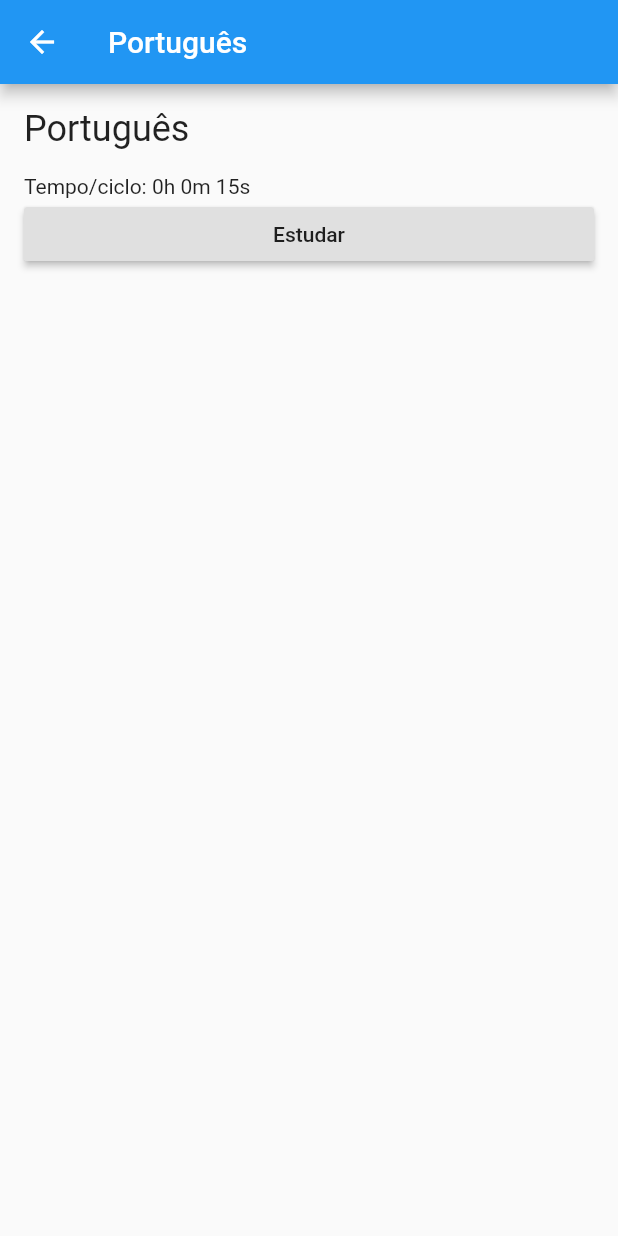
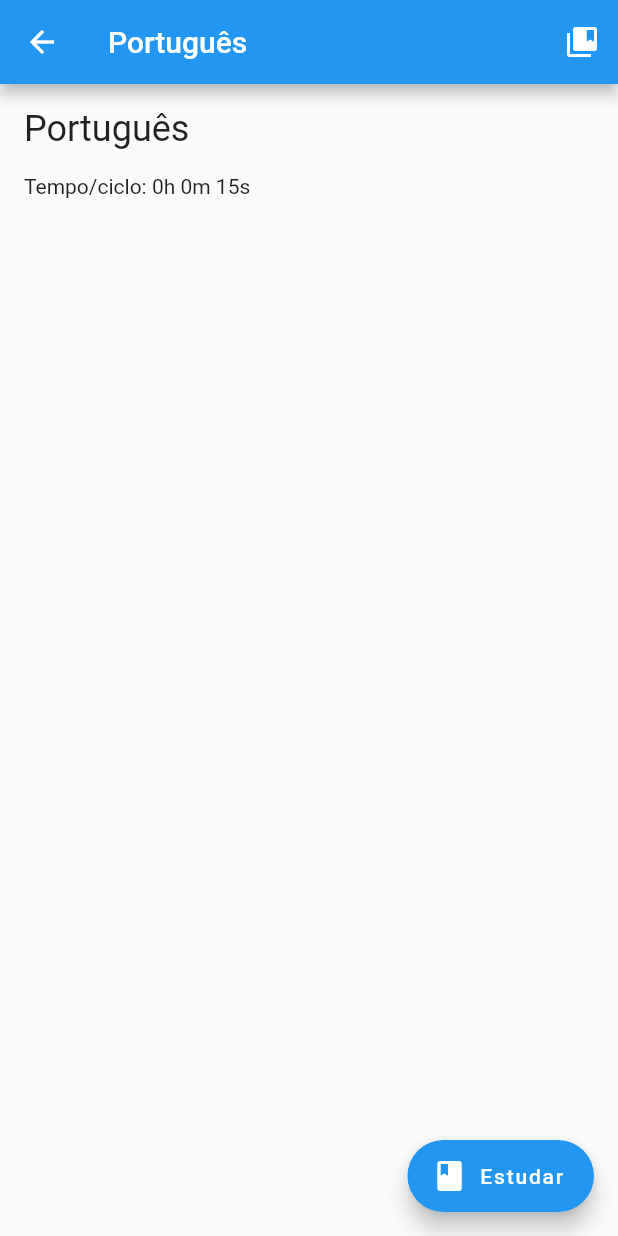
Before and after one commit to leandrofabianjr/estuda_que_da, a Flutter app: the screen it shows after launch, after a tap on an icon or button, on a phone screen of 412 x 824 dp. Run offline on Flutter 3.47's test engine with Material 2 defaults, Android fonts, the phone set to English and light mode, and no system bars.

Commit message:
- Criado mocks de Estudo - Alterado botão de estudar no detalhe da disciplina - Adicionado requireds nos construtores dos widgets - Criado tela de listagem de estudos da disciplina - Removido banner de debug

```diff
--- a/lib/disciplina_detalhe.dart
+++ b/lib/disciplina_detalhe.dart
@@ -1,3 +1,4 @@
+import 'package:estuda_que_da/estudo_listar.dart';
 import 'package:estuda_que_da/model/disciplina.dart';
 import 'package:flutter/cupertino.dart';
 import 'package:flutter/material.dart';
@@ -14,6 +15,28 @@ class DisciplinaDetalhe extends StatelessWidget {
     return Scaffold(
         appBar: AppBar(
           title: Text('${disciplina.nome}'),
+          actions: <Widget>[
+            IconButton(
+              icon: Icon(Icons.collections_bookmark),
+              color: Colors.white,
+              onPressed: () {
+                Navigator.push(
+                    context,
+                    MaterialPageRoute(builder: (context) => EstudoListar(disciplina: disciplina))
+                );
+              },
+            )
+          ],
+        ),
+        floatingActionButton: FloatingActionButton.extended(
+          icon: Icon(Icons.book),
+          label: Text('Estudar'),
+          onPressed: () {
+            Navigator.push(
+                context,
+                MaterialPageRoute(builder: (context) => EstudoIniciar(disciplina: disciplina))
+            );
+          },
         ),
         body: Container(
           child: Padding(
@@ -29,15 +52,6 @@ class DisciplinaDetalhe extends StatelessWidget {
                 ),
               ),
               Text('Tempo/ciclo: ${disciplina.tempoCicloFormatado}'),
-              RaisedButton(
-                child: Text('Estudar'),
-                onPressed: () {
-                  Navigator.push(
-                    context,
-                    MaterialPageRoute(builder: (context) => EstudoIniciar(disciplina: disciplina))
-                  );
-                },
-              )
             ],
           ),
         )));
--- a/lib/estudo_cronometro.dart
+++ b/lib/estudo_cronometro.dart
@@ -9,7 +9,7 @@ import 'package:flutter/material.dart';
 class EstudoCronometro extends StatefulWidget {
   final Estudo estudo;
 
-  EstudoCronometro({Key key, this.estudo}) : super(key: key);
+  EstudoCronometro({Key key, @required this.estudo}) : super(key: key);
 
   @override
   _EstudoCronometroState createState() => _EstudoCronometroState();
--- a/lib/estudo_finalizar.dart
+++ b/lib/estudo_finalizar.dart
@@ -1,11 +1,10 @@
 import 'package:estuda_que_da/model/estudo.dart';
-import 'package:estuda_que_da/utils.dart';
 import 'package:flutter/material.dart';
 
 class EstudoFinalizar extends StatefulWidget {
   Estudo estudo;
 
-  EstudoFinalizar({Key key, this.estudo}) : super(key: key);
+  EstudoFinalizar({Key key, @required this.estudo}) : super(key: key);
 
   @override
   _EstudoFinalizarState createState() => _EstudoFinalizarState();
--- a/lib/main.dart
+++ b/lib/main.dart
@@ -5,5 +5,6 @@ void main() {
   runApp(MaterialApp(
     title: 'Navigation Basics',
     home: DisciplinaListar(),
+    debugShowCheckedModeBanner: false,
   ));
 }
--- a/lib/model/disciplina.dart
+++ b/lib/model/disciplina.dart
@@ -1,4 +1,6 @@
 import 'package:estuda_que_da/utils.dart';
+
+import 'estudo.dart';
 
 class Disciplina {
   int id;
@@ -14,17 +16,19 @@ class Disciplina {
     print('$id - $nome');
   }
 
-  static List<Disciplina> get stubs {
-    List<Disciplina> stubs = [];
-    stubs.add(new Disciplina(1, 'Português', Duration(hours: 0, minutes: 0, seconds: 15)));
-    stubs.add(new Disciplina(2, 'Direito Administrativo', Duration(hours: 1, minutes: 30)));
-    stubs.add(new Disciplina(3, 'Direito Constitucional', Duration(hours: 1, minutes: 30)));
-    stubs.add(new Disciplina(4, 'Direito Tributário', Duration(hours: 1, minutes: 30)));
-    stubs.add(new Disciplina(5, 'Contabilidade', Duration(hours: 1, minutes: 30)));
-    return stubs;
+  static List<Disciplina> get mocks {
+    List<Disciplina> mocks = [];
+    mocks.add(Disciplina(1, 'Português', Duration(hours: 0, minutes: 0, seconds: 15)));
+    mocks.add(Disciplina(2, 'Direito Administrativo', Duration(hours: 1, minutes: 30)));
+    mocks.add(Disciplina(3, 'Direito Constitucional', Duration(hours: 1, minutes: 30)));
+    mocks.add(Disciplina(4, 'Direito Tributário', Duration(hours: 1, minutes: 30)));
+    mocks.add(Disciplina(5, 'Contabilidade', Duration(hours: 1, minutes: 30)));
+    return mocks;
   }
 
   static List<Disciplina> getDisciplinas() {
-    return Disciplina.stubs;
+    return Disciplina.mocks;
   }
+
+  List<Estudo> getEstudos() => Estudo.getEstudos(this).where((e) => e.idDisciplina == id).toList();
 }
```
Also changed, not shown: lib/estudo_listar.dart (added, +43 -0 lines), lib/model/estudo.dart (+15 -0 lines).
